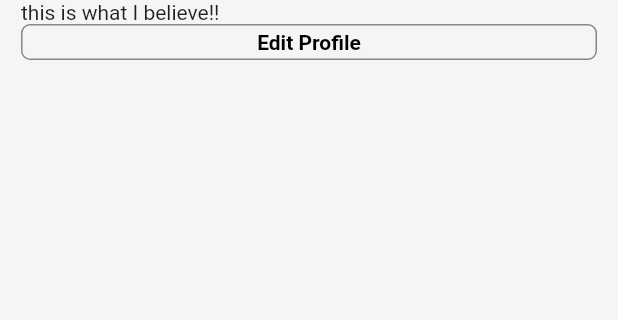
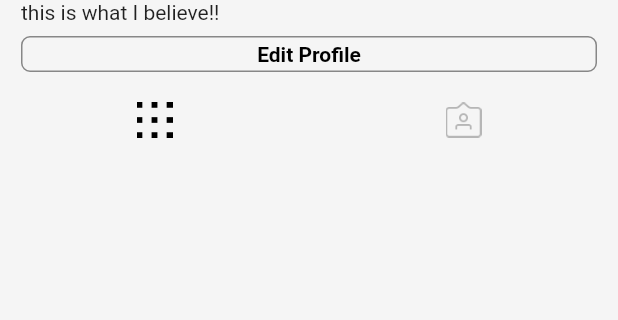
Before and after one commit to MinSyouuu/dinosgram, a Flutter app: the ProfileScreen screen opened directly, on a phone screen of 412 x 824 dp, the part 96-416 px from its top. Run offline on Flutter 3.47's test engine with Material 2 defaults, Android fonts, the phone set to English and light mode, and no system bars; our stand-ins replace cached_network_image; network calls fail.

Commit message:
25 custom selection button

```diff
--- a/lib/screens/profile_screen.dart
+++ b/lib/screens/profile_screen.dart
@@ -1,5 +1,5 @@
+import 'package:dinosgram/widgets/profile_body.dart';
 import 'package:flutter/material.dart';
-import 'package:dinosgram/constants/common_size.dart';
 
 class ProfileScreen extends StatelessWidget {
   const ProfileScreen({Key? key}) : super(key: key);
@@ -13,61 +13,9 @@ class ProfileScreen extends StatelessWidget {
           crossAxisAlignment: CrossAxisAlignment.start,
           children: [
             _appbar(),
-            Expanded(
-              child: CustomScrollView(
-                slivers: [
-                  SliverList(
-                    delegate: SliverChildListDelegate(
-                        [_username(), _userBio(), _editProfileBtn()]),
-                  ),
-                ],
-              ),
-            ),
+            ProfileBody(),
           ],
         ),
-      ),
-    );
-  }
-
-  Padding _editProfileBtn() {
-    return Padding(
-      padding: const EdgeInsets.symmetric(horizontal: common_gap),
-      child: SizedBox(
-        height: 24,
-        child: OutlinedButton(
-          style: OutlinedButton.styleFrom(
-            side: BorderSide(color: Colors.black45),
-            shape: RoundedRectangleBorder(
-              borderRadius: BorderRadius.circular(6),
-            ),
-            foregroundColor: Colors.black,
-          ),
-          onPressed: () {},
-          child: Text(
-            'Edit Profile',
-            style: TextStyle(fontWeight: FontWeight.bold),
-          ),
-        ),
-      ),
-    );
-  }
-
-  Widget _username() {
-    return Padding(
-      padding: const EdgeInsets.symmetric(horizontal: common_gap),
-      child: Text(
-        'username',
-        style: TextStyle(fontWeight: FontWeight.bold),
-      ),
-    );
-  }
-
-  Widget _userBio() {
-    return Padding(
-      padding: const EdgeInsets.symmetric(horizontal: common_gap),
-      child: Text(
-        'this is what I believe!!',
-        style: TextStyle(fontWeight: FontWeight.w400),
       ),
     );
   }
--- /dev/null
+++ b/lib/widgets/profile_body.dart
@@ -0,0 +1,103 @@
+import 'package:flutter/material.dart';
+import 'package:dinosgram/constants/common_size.dart';
+
+class ProfileBody extends StatefulWidget {
+  @override
+  State<ProfileBody> createState() => _ProfileBodyState();
+}
+
+class _ProfileBodyState extends State<ProfileBody> {
+  // const ProfileBody({Key? key}) : super(key: key);
+  bool selectedLeft = true;
+
+  @override
+  Widget build(BuildContext context) {
+    return Expanded(
+      child: CustomScrollView(
+        slivers: [
+          SliverList(
+            delegate: SliverChildListDelegate([
+              _username(),
+              _userBio(),
+              _editProfileBtn(),
+              Row(
+                children: [
+                  Expanded(
+                    child: IconButton(
+                      onPressed: () {
+                        setState(() {
+                          selectedLeft = true;
+                        });
+                      },
+                      icon: ImageIcon(
+                        AssetImage('assets/images/grid.png'),
+                        color: selectedLeft ? Colors.black : Colors.black26,
+                      ),
+                    ),
+                  ),
+                  Expanded(
+                    child: IconButton(
+                      onPressed: () {
+                        setState(() {
+                          selectedLeft = false;
+                        });
+                      },
+                      icon: ImageIcon(
+                        AssetImage('assets/images/saved.png'),
+                        color: selectedLeft ? Colors.black26 : Colors.black,
+                      ),
+                    ),
+                  ),
+                ],
+              )
+            ]),
+          ),
+        ],
+      ),
+    );
+  }
+
+  Padding _editProfileBtn() {
+    return Padding(
+      padding: const EdgeInsets.symmetric(
+          horizontal: common_gap, vertical: common_xxs_gap),
+      child: SizedBox(
+        height: 24,
+        child: OutlinedButton(
+          style: OutlinedButton.styleFrom(
+            side: BorderSide(color: Colors.black45),
+            shape: RoundedRectangleBorder(
+              borderRadius: BorderRadius.circular(6),
+            ),
+            foregroundColor: Colors.black,
+          ),
+          onPressed: () {},
+          child: Text(
+            'Edit Profile',
+            style: TextStyle(fontWeight: FontWeight.bold),
+          ),
+        ),
+      ),
+    );
+  }
+
+  Widget _username() {
+    return Padding(
+      padding: const EdgeInsets.symmetric(horizontal: common_gap),
+      child: Text(
+        'username',
+        style: TextStyle(fontWeight: FontWeight.bold),
+      ),
+    );
+  }
+
+  Widget _userBio() {
+    return Padding(
+      padding: const EdgeInsets.symmetric(horizontal: common_gap),
+      child: Text(
+        'this is what I believe!!',
+        style: TextStyle(fontWeight: FontWeight.w400),
+      ),
+    );
+  }
+}
```
